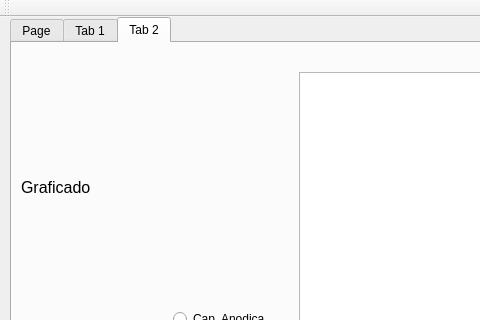
Above: trunk/CicladorIG-2.ui from Ludwig88/Cicleitor before the change; both pictures show x 0 to 480 and y 0 to 320 of the 1350 by 845 pixel window. Below: the same form after it.
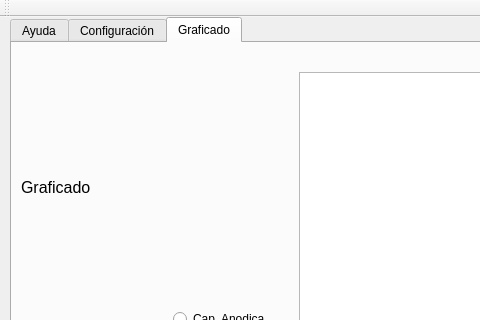
That is the form after the change. Icons and pictures are not drawn. Custom widgets are drawn as their Qt base class.

Commit message: Ploteo en TR intermitente (se freeza), falta mejorar UI, poolthread, y actualizar cond de uI

```diff
--- a/trunk/CicladorIG-2.ui
+++ b/trunk/CicladorIG-2.ui
@@ -402,7 +402,7 @@
          </property>
          <widget class="QWidget" name="tab_3">
           <attribute name="title">
-           <string>Page</string>
+           <string>Ayuda</string>
           </attribute>
           <widget class="QWidget" name="gridLayoutWidget_2">
            <property name="geometry">
@@ -431,7 +431,7 @@
            </size>
           </property>
           <attribute name="title">
-           <string>Tab 1</string>
+           <string>Configuración</string>
           </attribute>
           <widget class="QWidget" name="layoutWidget">
            <property name="geometry">
@@ -1090,7 +1090,7 @@
          </widget>
          <widget class="QWidget" name="Graficado">
           <attribute name="title">
-           <string>Tab 2</string>
+           <string>Graficado</string>
           </attribute>
           <layout class="QFormLayout" name="formLayout">
            <item row="1" column="0">
```
Left out of the diff: 119 changed lines with no effect on the pictures. The commit also changes 4 other files.
